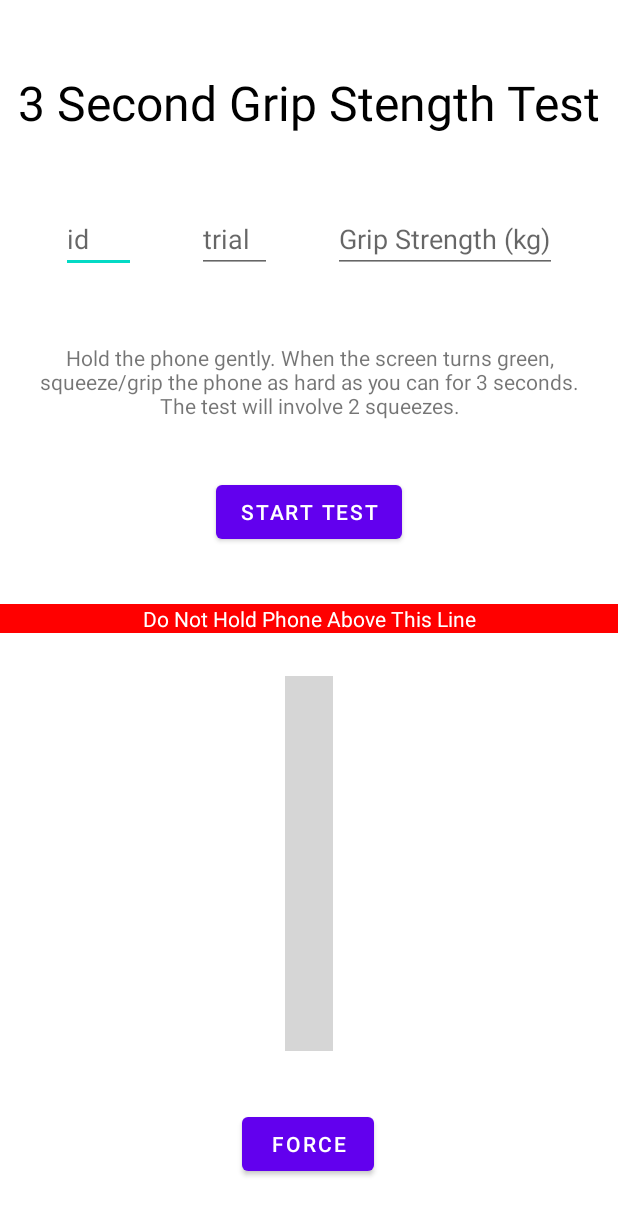
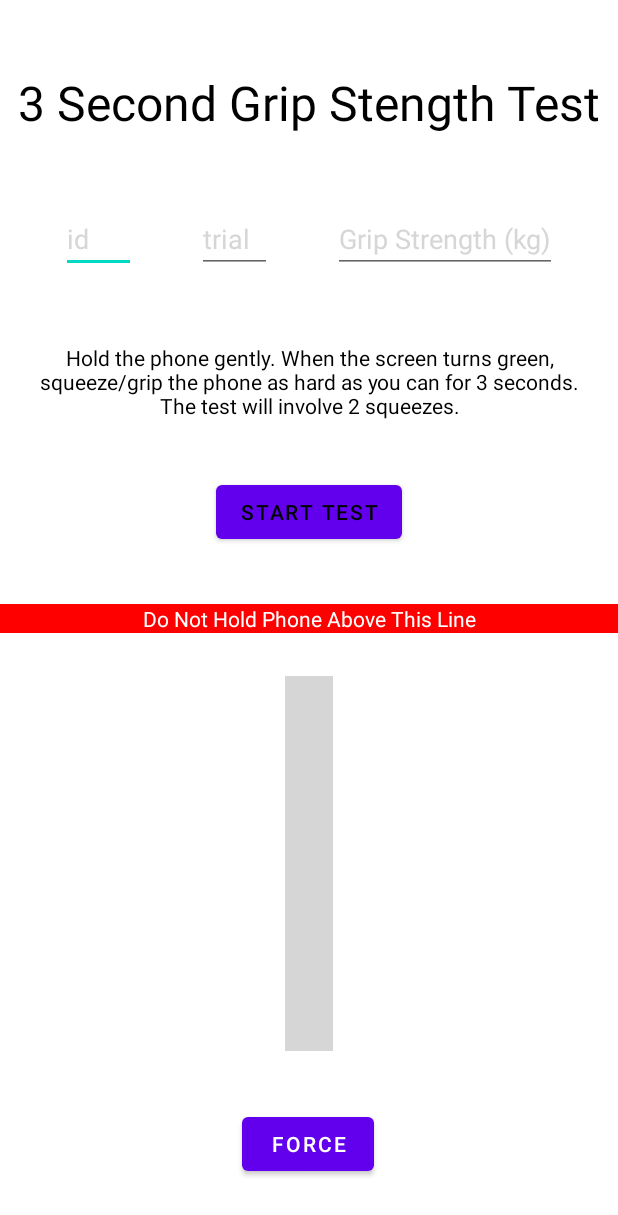
Before and after one commit to c1barry/healthcb, an Android app: the DynaActivity screen opened directly, with no data from a screen before it, on a phone screen of 412 x 824 dp. Shown: the top 1215 px of the screen. Run offline under Robolectric (Android 15) with nearby library versions, the phone set to English and light mode, and no system bars; libraries missing offline, so code that uses them is left out: com.androidplot.util, com.androidplot.xy, com.github.psambit9791.jdsp, org.opencv.android, org.opencv.core and 1 more; plain views replace XYPlot; 15 statements that could not run were skipped; grey boxes are pictures that could not be loaded.

Commit message:
dyna orientation check

```diff
--- a/app/src/main/res/layout/activity_dyna.xml
+++ b/app/src/main/res/layout/activity_dyna.xml
@@ -91,6 +91,7 @@
         android:layout_width="wrap_content"
         android:layout_height="wrap_content"
         android:text="Start Test"
+        android:textColor="@color/black"
         app:layout_constraintBottom_toTopOf="@+id/lineText"
         app:layout_constraintEnd_toEndOf="parent"
         app:layout_constraintStart_toStartOf="parent"
@@ -112,7 +113,7 @@
         android:layout_width="wrap_content"
         android:layout_height="wrap_content"
         android:text="3 Second Grip Stength Test"
-        android:textColor="#000000"
+        android:textColor="@color/black"
         android:textSize="32dp"
         app:layout_constraintEnd_toEndOf="parent"
         app:layout_constraintStart_toStartOf="parent"
@@ -124,6 +125,7 @@
         android:layout_width="wrap_content"
         android:layout_height="wrap_content"
         android:paddingHorizontal="20dp"
+        android:textColor="@color/black"
         android:text="Hold the phone gently. When the screen turns green, squeeze/grip the phone as hard as you can for 3 seconds. The test will involve 2 squeezes."
         android:textAlignment="center"
         app:layout_constraintBottom_toBottomOf="@+id/ppgplot"
@@ -151,6 +153,8 @@
         android:ems="10"
         android:hint="id"
         android:inputType="number"
+        android:textColor="@color/black"
+        android:textColorHint="@color/ap_gray"
         app:layout_constraintBottom_toTopOf="@+id/instructions"
         app:layout_constraintEnd_toStartOf="@id/trialNumber"
         app:layout_constraintStart_toStartOf="parent"
@@ -160,9 +164,11 @@
         android:id="@+id/trialNumber"
         android:layout_width="50dp"
         android:layout_height="wrap_content"
+        android:textColor="@color/black"
         android:ems="10"
         android:hint="trial"
         android:inputType="number"
+        android:textColorHint="@color/ap_gray"
         app:layout_constraintBottom_toTopOf="@+id/instructions"
         app:layout_constraintEnd_toEndOf="@id/gripStrength"
         app:layout_constraintStart_toEndOf="@+id/idNumber"
@@ -173,7 +179,9 @@
         android:layout_width="wrap_content"
         android:layout_height="wrap_content"
         android:hint="Grip Strength (kg)"
+        android:textColor="@color/black"
         android:inputType="numberDecimal"
+        android:textColorHint="@color/ap_gray"
         app:layout_constraintBottom_toTopOf="@+id/instructions"
         app:layout_constraintEnd_toEndOf="parent"
         app:layout_constraintStart_toEndOf="@+id/trialNumber"
```
Also changed, not shown: app/src/main/java/edu/ucsd/healthcb/DynaActivity.kt (+44 -15 lines).
